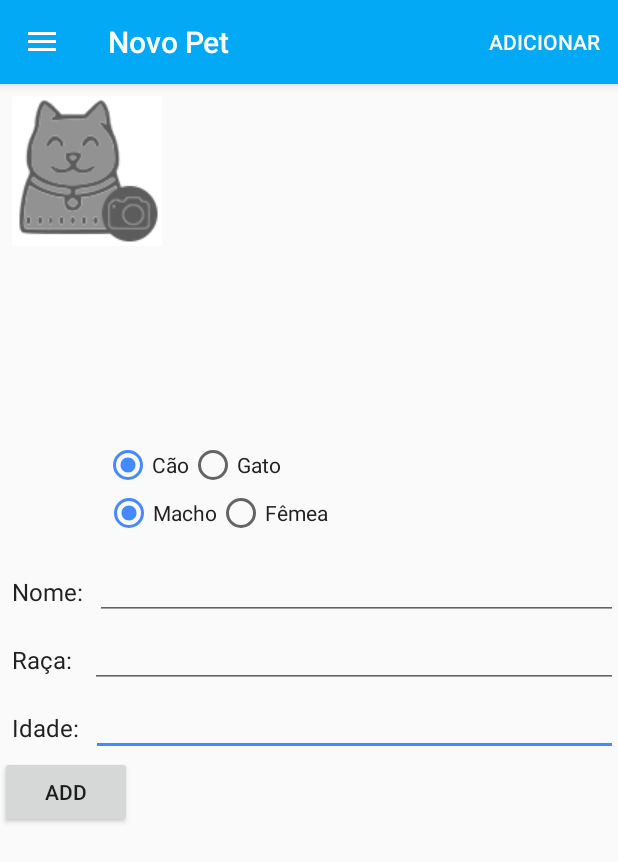
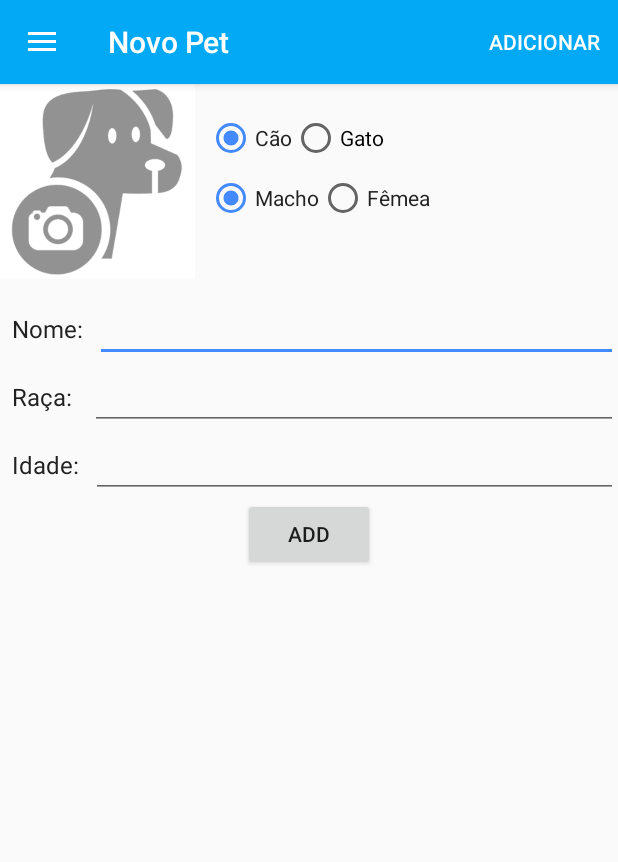
Before and after one commit to Jadson22/CentralPet_Versao_lancamento, an Android app: the screen it shows after launch (NavigationDrawer), on a phone screen of 412 x 824 dp. Shown: the top 862 px of the screen. Run offline under Robolectric (Android 15) with nearby library versions, the phone set to English and light mode, and no system bars; pictures from the network do not load.

Commit message:
adicionei as imgs das tabelas

```diff
--- a/app/src/main/java/appcentralpet/com/newcentralpet/ListExpansivel/TabelaVacinasCaes.java
+++ b/app/src/main/java/appcentralpet/com/newcentralpet/ListExpansivel/TabelaVacinasCaes.java
@@ -20,7 +20,6 @@ public class TabelaVacinasCaes extends AppCompatActivity {
         getSupportActionBar().setHomeButtonEnabled(true);
         getSupportActionBar().setTitle("Tabela de Vacinação-Cães");
 
-        //TU CRIA O LAYOUT COM AS IMAGENS E FAZ AI
 
 
     }
--- a/app/src/main/res/layout/activity_tabela_vacinas_caes.xml
+++ b/app/src/main/res/layout/activity_tabela_vacinas_caes.xml
@@ -15,9 +15,21 @@
         app:titleTextColor="#ffffff"/>
 
     <ImageView
+        android:id="@+id/image"
         android:layout_margin="16dp"
         android:layout_below="@id/toolbar"
-        android:layout_width="300dp"
-        android:layout_height="200dp" />
+        android:layout_width="400dp"
+        android:layout_height="250dp"
+        android:background="@drawable/tbc"/>
+
+    <TextView
+        android:layout_width="wrap_content"
+        android:layout_height="wrap_content"
+        android:textColor="@color/primaryText"
+        android:layout_below="@id/image"
+        android:layout_marginLeft="16dp"
+        android:layout_marginRight="16dp"
+        android:text="Depois do primeiro ano, o animal é vacinado anualmente com uma dose de cada vacina - V8 ou V10, Gripe Canina, Giardíase e Anti-rábica. A melhor maneira de organizar o calendário de imunização é fazendo todas as vacinas em uma mesma data que deve ser repetida anualmente."/>
+
 
 </RelativeLayout>
--- a/app/src/main/res/layout/activity_tabela_vacinas_gato.xml
+++ b/app/src/main/res/layout/activity_tabela_vacinas_gato.xml
@@ -15,9 +15,20 @@
         app:titleTextColor="#ffffff"/>
 
     <ImageView
+        android:id="@+id/image"
         android:layout_margin="16dp"
         android:layout_below="@id/toolbar"
-        android:layout_width="300dp"
-        android:layout_height="200dp" />
+        android:layout_width="400dp"
+        android:layout_height="185dp"
+        android:background="@drawable/tbg"/>
+
+    <TextView
+        android:layout_width="wrap_content"
+        android:layout_height="wrap_content"
+        android:textColor="@color/primaryText"
+        android:layout_below="@id/image"
+        android:layout_marginLeft="16dp"
+        android:layout_marginRight="16dp"
+        android:text="A partir de um ano o animal é vacinado anualmente com uma dose única de vacina Quadrupla e uma dose de vacina Anti-rabica."/>
 
 </RelativeLayout>
--- a/app/src/main/res/layout/fragment_cadastro.xml
+++ b/app/src/main/res/layout/fragment_cadastro.xml
@@ -5,87 +5,87 @@
     xmlns:app="http://schemas.android.com/apk/res-auto"
     tools:context="appcentralpet.com.newcentralpet.BancoMeusPets.Cadastro">
 
-    <!-- TODO: Update blank fragment layout -->
-    <RelativeLayout
+    <ScrollView
         android:layout_width="match_parent"
         android:layout_height="match_parent">
-
-        <ScrollView
-            android:layout_width="match_parent"
-            android:layout_height="match_parent"
-            android:fillViewport="false">
-            <LinearLayout
-                android:id="@+id/relative66"
-                android:layout_width="match_parent"
-                android:layout_height="wrap_content"
-                android:orientation="vertical"
-                android:weightSum="1">
-
 
         <LinearLayout
             android:layout_width="match_parent"
             android:layout_height="match_parent"
-                    android:layout_marginLeft="8dp"
-                    android:layout_marginRight="8dp"
+            android:orientation="vertical">
+
+            <LinearLayout
+                android:layout_width="match_parent"
+                android:layout_height="wrap_content"
+                android:orientation="horizontal">
+                <RelativeLayout
+                    android:layout_width="wrap_content"
+                    android:layout_height="wrap_content">
+                    <ImageView
+                        android:id="@+id/imageView"
+                        android:layout_width="130dp"
+                        android:layout_height="130dp"
+                        app:srcCompat="@drawable/novaphoto"
+                        android:layout_alignParentLeft="true"/>
+                </RelativeLayout>
+                <LinearLayout
+                    android:layout_width="match_parent"
+                    android:layout_height="wrap_content"
+                    android:orientation="vertical"
+                    android:layout_marginTop="20dp"
+                    android:layout_marginLeft="8dp">
+
+                    <RadioGroup
+                        android:id="@+id/radioTipo"
+                        android:layout_width="wrap_content"
+                        android:layout_height="wrap_content"
+                        android:orientation="horizontal">
+
+                        <RadioButton
+                            android:layout_width="wrap_content"
+                            android:layout_height="wrap_content"
+                            android:text="Cão"
+                            android:id="@+id/rbCao"
+                            android:textColor="@color/primaryText"
+                            android:checked="true" />
+
+                        <RadioButton
+                            android:layout_width="wrap_content"
+                            android:layout_height="wrap_content"
+                            android:text="Gato"
+                            android:id="@+id/rbGato"/>
+                    </RadioGroup>
+
+                    <RadioGroup
+                        android:id="@+id/radioSexo"
+                        android:layout_width="wrap_content"
+                        android:layout_height="wrap_content"
+                        android:orientation="horizontal"
                         android:layout_marginTop="8dp">
 
+                        <RadioButton
+                            android:layout_width="wrap_content"
+                            android:layout_height="wrap_content"
+                            android:text="Macho"
+                            android:id="@+id/rbMacho"
+                            android:textColor="@color/primaryText"
+                            android:checked="true" />
 
-                    <ImageView
-                        android:id="@+id/imageView"
-                        android:layout_width="100dp"
-                        android:layout_height="100dp"
-                        app:srcCompat="@drawable/novaphoto"
-                        android:layout_alignParentLeft="true"/>
-
-
+                        <RadioButton
+                            android:layout_width="wrap_content"
+                            android:layout_height="wrap_content"
+                            android:text="Fêmea"
+                            android:id="@+id/rbFemea"
+                            android:textColor="@color/primaryText" />
+                    </RadioGroup>
                 </LinearLayout>
-
+            </LinearLayout>
 
             <LinearLayout
                 android:layout_width="match_parent"
                 android:layout_height="wrap_content"
                 android:orientation="horizontal"
-                    android:layout_marginLeft="8dp"
-                    android:layout_marginRight="8dp"
-                    android:layout_marginTop="5dp">
-
-                </LinearLayout>
-
-            </LinearLayout>
-        </ScrollView>
-
-        <TextView
-            android:layout_width="wrap_content"
-            android:layout_height="wrap_content"
-            android:text="Idade:"
-            android:id="@+id/textView11"
-            android:textColor="@color/primaryText"
-            android:textSize="@dimen/txt_cad"
-            android:layout_gravity="bottom"
-            android:padding="8dp"
-            android:layout_alignBottom="@+id/editarIdade"
-            android:layout_alignParentLeft="true"
-            android:layout_alignParentStart="true" />
-
-        <EditText
-            android:layout_width="match_parent"
-            android:layout_height="wrap_content"
-            android:textColor="@color/primaryText"
-            android:ems="10"
-            android:id="@+id/editarIdade"
-            android:layout_below="@+id/textView10"
-            android:layout_toRightOf="@+id/textView11"
-            android:layout_toEndOf="@+id/textView11"
-            android:inputType="date" />
-
-        <LinearLayout
-            android:layout_width="match_parent"
-            android:layout_height="wrap_content"
-            android:orientation="horizontal"
-            android:id="@+id/linearLayout"
-            android:layout_above="@+id/editarRaca"
-            android:layout_alignParentLeft="true"
-            android:layout_alignParentStart="true">
+                android:id="@+id/linearLayout">
 
                 <TextView
                     android:layout_width="wrap_content"
@@ -94,9 +94,8 @@
                     android:id="@+id/textView9"
                     android:textColor="@color/primaryText"
                     android:textSize="@dimen/txt_cad"
-                android:layout_below="@id/imageView"
-                android:layout_gravity="bottom"
-                android:padding="8dp"/>
+                    android:padding="8dp"
+                    android:layout_marginTop="10dp"/>
                 <EditText
                     android:id="@+id/editartName"
                     android:layout_width="match_parent"
@@ -104,8 +103,6 @@
                     android:inputType="textPersonName"
                     android:textColor="@color/primaryText"
                     android:ems="10"
-                android:layout_alignParentRight="true"
-                android:layout_below="@id/imageView"
                     android:layout_marginTop="10dp" />
             </LinearLayout>
 
@@ -113,13 +110,7 @@
                 android:layout_width="match_parent"
                 android:layout_height="wrap_content"
                 android:orientation="horizontal"
-            android:id="@+id/linearLayout2"
-            android:layout_above="@+id/textView11"
-            android:layout_alignParentLeft="true"
-            android:layout_alignParentStart="true"
-            android:layout_marginBottom="25dp">
-
-        </LinearLayout>
+                android:id="@+id/linearLayout2">
 
                 <TextView
                     android:layout_width="wrap_content"
@@ -146,98 +137,40 @@
                     android:layout_toRightOf="@+id/textView10"
                     android:layout_toEndOf="@+id/textView10" />
 
+            </LinearLayout>
+
+            <LinearLayout
+                android:layout_width="match_parent"
+                android:layout_height="wrap_content"
+                android:orientation="horizontal">
+
+                <TextView
+                    android:layout_width="wrap_content"
+                    android:layout_height="wrap_content"
+                    android:text="Idade:"
+                    android:id="@+id/textView11"
+                    android:textColor="@color/primaryText"
+                    android:textSize="@dimen/txt_cad"
+                    android:padding="8dp" />
+
+                <EditText
+                    android:layout_width="match_parent"
+                    android:layout_height="wrap_content"
+                    android:textColor="@color/primaryText"
+                    android:ems="10"
+                    android:id="@+id/editarIdade"
+                    android:inputType="date" />
+            </LinearLayout>
+
             <Button
                 android:layout_width="wrap_content"
                 android:layout_height="wrap_content"
                 android:text="Add"
                 android:id="@+id/btnSalvar"
-            android:layout_below="@id/editarIdade"/>
+                android:layout_gravity="center_horizontal"/>
 
-        <RelativeLayout
-            android:layout_width="wrap_content"
-            android:layout_height="wrap_content"
-            android:id="@+id/relativeLayout"
-            android:layout_above="@+id/linearLayout"
-            android:layout_alignParentLeft="true"
-            android:layout_alignParentStart="true">
+        </LinearLayout>
 
-            <RadioGroup
-                android:id="@+id/radioSexo"
-                android:layout_width="wrap_content"
-                android:layout_height="wrap_content"
-                android:orientation="horizontal"
-                android:layout_alignParentTop="true"
-                android:layout_alignParentLeft="true"
-                android:layout_alignParentStart="true"
-                android:layout_marginLeft="70dp"
-                android:layout_marginStart="70dp">
-
-                <RadioButton
-                    android:layout_width="wrap_content"
-                    android:layout_height="wrap_content"
-                    android:text="Macho"
-                    android:id="@+id/rbMacho"
-                    android:textColor="@color/primaryText"
-                    android:checked="true"
-                    android:layout_above="@+id/linearLayout"
-                    android:layout_alignLeft="@+id/editarRaca"
-                    android:layout_alignStart="@+id/editarRaca" />
-
-                <RadioButton
-                    android:layout_width="wrap_content"
-                    android:layout_height="wrap_content"
-                    android:text="Fêmea"
-                    android:id="@+id/rbFemea"
-                    android:textColor="@color/primaryText"
-                    android:layout_gravity="center_horizontal"
-                    android:layout_above="@+id/linearLayout"
-                    android:layout_toRightOf="@+id/rbMacho"
-                    android:layout_toEndOf="@+id/rbMacho" />
-            </RadioGroup>
-        </RelativeLayout>
-
-        <RelativeLayout
-            android:layout_width="match_parent"
-            android:layout_height="wrap_content"
-            android:layout_above="@+id/relativeLayout"
-            android:layout_alignRight="@+id/editarRaca"
-            android:layout_alignEnd="@+id/editarRaca">
-
-            <RadioGroup
-                android:id="@+id/radioTipo"
-                android:layout_width="wrap_content"
-                android:layout_height="wrap_content"
-                android:orientation="horizontal"
-                android:layout_marginLeft="69dp"
-                android:layout_marginStart="69dp"
-                android:layout_alignParentTop="true"
-                android:layout_alignParentLeft="true"
-                android:layout_alignParentStart="true">
-
-                <RadioButton
-                    android:layout_width="wrap_content"
-                    android:layout_height="wrap_content"
-                    android:text="Cão"
-                    android:id="@+id/rbCao"
-                    android:textColor="@color/primaryText"
-                    android:checked="true"
-                    android:layout_alignParentBottom="true"
-                    android:layout_alignLeft="@+id/radioTipo"
-                    android:layout_alignStart="@+id/radioTipo" />
-
-                <RadioButton
-                    android:layout_width="wrap_content"
-                    android:layout_height="wrap_content"
-                    android:text="Gato"
-                    android:id="@+id/rbGato"
-                    android:textColor="@color/primaryText"
-                    android:layout_alignParentTop="true"
-                    android:layout_centerHorizontal="true" />
-
-            </RadioGroup>
-
-        </RelativeLayout>
-
-    </RelativeLayout>
+    </ScrollView>
 
 </FrameLayout>
```
Also changed, not shown: app/src/main/res/drawable/novaphoto.png, app/src/main/res/drawable/tbc.png (added), app/src/main/res/drawable/tbg.png (added). Lines whose indentation alone changed are shown as unchanged.
